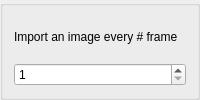
pencil2d/pencil, file app/ui/importimageseqoptions.ui: the form before one commit.
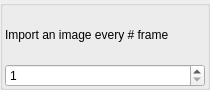
The form after the commit.

What changed in the file:
```diff
--- a/app/ui/importimageseqoptions.ui
+++ b/app/ui/importimageseqoptions.ui
@@ -2,6 +2,14 @@
 <ui version="4.0">
  <class>ImportImageSeqOptions</class>
  <widget class="QGroupBox" name="ImportImageSeqOptions">
+  <property name="geometry">
+   <rect>
+    <x>0</x>
+    <y>0</y>
+    <width>210</width>
+    <height>90</height>
+   </rect>
+  </property>
   <property name="sizePolicy">
    <sizepolicy hsizetype="Preferred" vsizetype="Minimum">
     <horstretch>0</horstretch>
@@ -9,6 +17,21 @@
    </sizepolicy>
   </property>
   <layout class="QVBoxLayout" name="verticalLayout">
+   <property name="spacing">
+    <number>0</number>
+   </property>
+   <property name="leftMargin">
+    <number>2</number>
+   </property>
+   <property name="topMargin">
+    <number>0</number>
+   </property>
+   <property name="rightMargin">
+    <number>2</number>
+   </property>
+   <property name="bottomMargin">
+    <number>0</number>
+   </property>
    <item>
     <widget class="QLabel" name="label">
      <property name="text">
```
